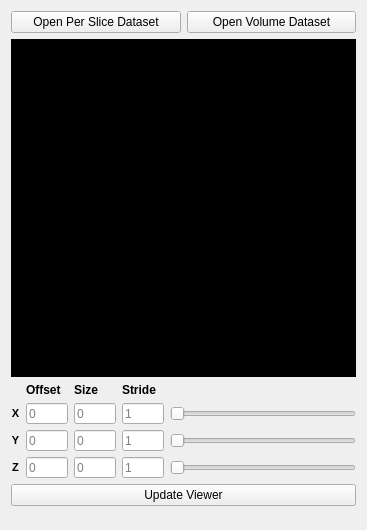
This is include/pli_vis/ui/plugins/data_toolbox.ui in VRGroupRWTH/pli_view as Qt 5 draws it before an edit. The edited form follows.
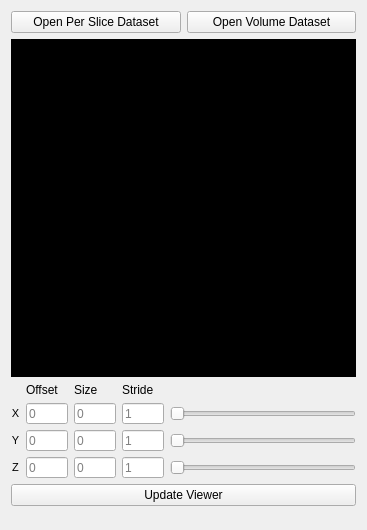
This is the edited form. Custom widgets are drawn as their Qt base class.

Commit message: Data plugin UI adjustments.

Diff of the .ui file:
```diff
--- a/include/pli_vis/ui/plugins/data_toolbox.ui
+++ b/include/pli_vis/ui/plugins/data_toolbox.ui
@@ -518,8 +518,8 @@
      </property>
      <property name="font">
       <font>
-       <weight>75</weight>
-       <bold>true</bold>
+       <weight>50</weight>
+       <bold>false</bold>
       </font>
      </property>
      <property name="text">
@@ -537,8 +537,8 @@
      </property>
      <property name="font">
       <font>
-       <weight>75</weight>
-       <bold>true</bold>
+       <weight>50</weight>
+       <bold>false</bold>
       </font>
      </property>
      <property name="text">
@@ -556,8 +556,8 @@
      </property>
      <property name="font">
       <font>
-       <weight>75</weight>
-       <bold>true</bold>
+       <weight>50</weight>
+       <bold>false</bold>
       </font>
      </property>
      <property name="text">
@@ -576,8 +576,8 @@
      <property name="font">
       <font>
        <pointsize>8</pointsize>
-       <weight>75</weight>
-       <bold>true</bold>
+       <weight>50</weight>
+       <bold>false</bold>
       </font>
      </property>
      <property name="text">
@@ -726,8 +726,8 @@
      <property name="font">
       <font>
        <pointsize>8</pointsize>
-       <weight>75</weight>
-       <bold>true</bold>
+       <weight>50</weight>
+       <bold>false</bold>
       </font>
      </property>
      <property name="text">
@@ -876,8 +876,8 @@
      <property name="font">
       <font>
        <pointsize>8</pointsize>
-       <weight>75</weight>
-       <bold>true</bold>
+       <weight>50</weight>
+       <bold>false</bold>
       </font>
      </property>
      <property name="text">
```
